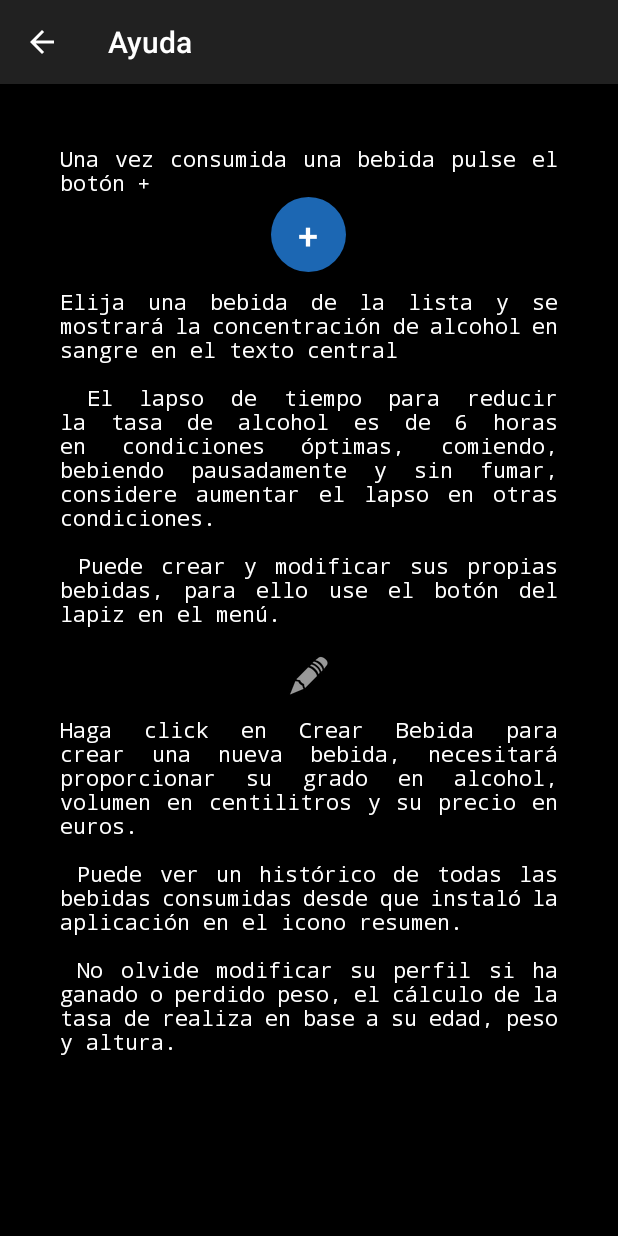
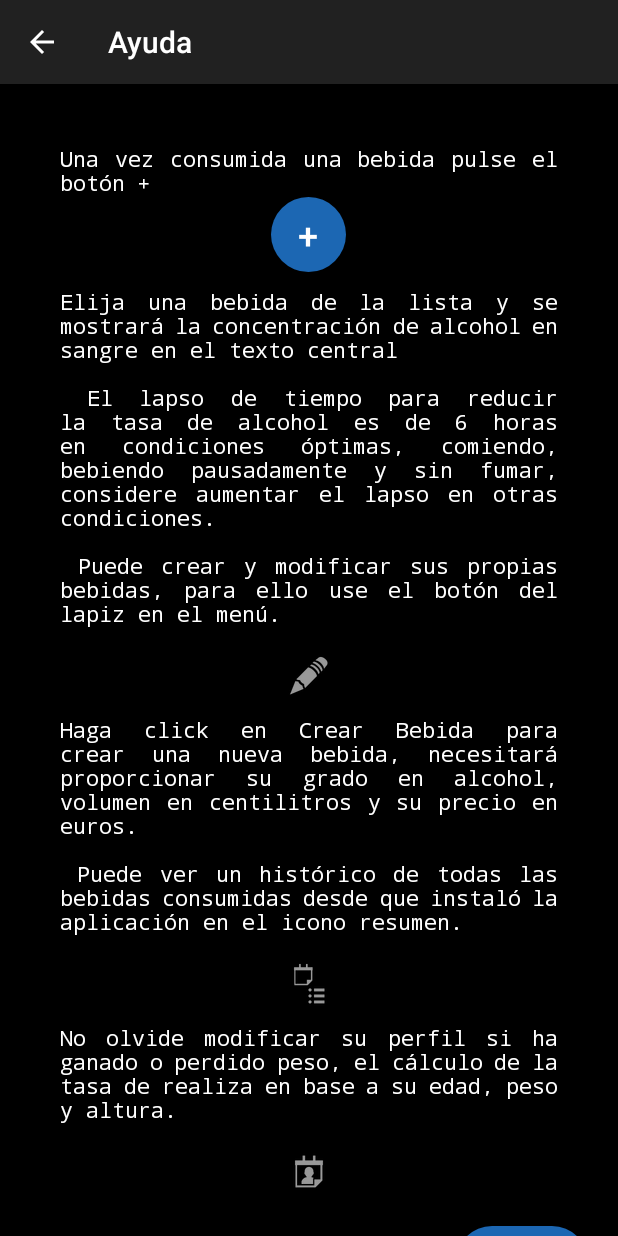
Before and after one commit to Manolek1975/CuentaCopas, an Android app: the screen it shows after launch (Help), in the options menu, after a tap on "Ayuda", on a phone screen of 412 x 824 dp. Run offline under Robolectric (Android 15) with nearby library versions, the phone set to English and light mode, and no system bars.

Commit message:
Help layout

```diff
--- a/app/src/main/java/com/copas/TopMenu.java
+++ b/app/src/main/java/com/copas/TopMenu.java
@@ -27,20 +27,11 @@ public class TopMenu extends AppCompatActivity {
             runHistorico();
             return true;
         }
-        if (id == R.id.menu_help){
+        if (id == R.id.menu_help || id == R.id.icon_menu_help){
             runHelp();
             return true;
         }
-        if (id == R.id.menu_info){
-            runInfo();
-            return true;
-        }
         return super.onOptionsItemSelected(option);
-    }
-
-    private void runInfo() {
-        Intent i =  new Intent(context, Info.class);
-        context.startActivity(i);
     }
 
     private void runHistorico() {
--- a/app/src/main/res/layout/help.xml
+++ b/app/src/main/res/layout/help.xml
@@ -6,9 +6,13 @@
     android:layout_height="match_parent"
     android:background="@color/black" >
 
+    <ScrollView
+        android:layout_width="match_parent"
+        android:layout_height="match_parent">
+
         <LinearLayout
             android:layout_width="match_parent"
-        android:layout_height="match_parent"
+            android:layout_height="wrap_content"
             android:orientation="vertical">
 
             <TextView
@@ -27,7 +31,6 @@
                 android:layout_width="50dp"
                 android:layout_height="50dp"
                 android:layout_gravity="center_horizontal"
-
                 android:background="@drawable/roundedbutton"
                 android:onClick="addBebida"
                 android:text="@string/addButton"
@@ -50,8 +53,9 @@
                 android:id="@+id/imageView"
                 android:layout_width="match_parent"
                 android:layout_height="wrap_content"
-            app:srcCompat="@android:drawable/ic_menu_edit"
-            android:contentDescription="@string/help" />
+                android:layout_gravity="top"
+                android:contentDescription="@string/help2"
+                app:srcCompat="@android:drawable/ic_menu_edit" />
 
             <TextView
                 android:id="@+id/textView3"
@@ -64,6 +68,48 @@
                 android:textColor="@color/white"
                 android:typeface="monospace" />
 
+            <ImageView
+                android:id="@+id/imageView2"
+                android:layout_width="match_parent"
+                android:layout_height="wrap_content"
+                app:srcCompat="@android:drawable/ic_menu_agenda"
+                android:contentDescription="@string/help3" />
+
+            <TextView
+                android:id="@+id/textView4"
+                android:layout_width="match_parent"
+                android:layout_height="wrap_content"
+                android:layout_marginHorizontal="40dp"
+                android:layout_marginTop="10dp"
+                android:justificationMode="inter_word"
+                android:text="@string/help4"
+                android:textColor="@color/white"
+                android:typeface="monospace" />
+
+            <ImageView
+                android:id="@+id/imageView3"
+                android:layout_width="match_parent"
+                android:layout_height="wrap_content"
+                app:srcCompat="@android:drawable/ic_menu_my_calendar"
+                android:contentDescription="@string/help4" />
+
+            <Button
+                android:id="@+id/infoBtn"
+                android:layout_width="wrap_content"
+                android:layout_height="match_parent"
+                android:layout_gravity="end"
+                android:layout_margin="20dp"
+                android:background="@drawable/roundedbutton"
+                android:onClick="runInfo"
+                android:text="@string/version"
+                android:textAllCaps="false"
+                android:textColor="@color/white"
+                android:textSize="24sp"
+                tools:ignore="TextContrastCheck" />
 
         </LinearLayout>
+    </ScrollView>
+
+
+
 </androidx.constraintlayout.widget.ConstraintLayout>
--- a/app/src/main/res/menu/menu.xml
+++ b/app/src/main/res/menu/menu.xml
@@ -15,10 +15,6 @@
 
     <item android:id="@+id/menu_help"
         android:title="@string/menu_help" />
-
-    <item android:id="@+id/menu_info"
-        android:title="@string/menu_info" />
-
 
     <item
         android:id="@+id/icon_menu_perfil"
@@ -41,4 +37,11 @@
         android:icon="@android:drawable/ic_menu_agenda"
         tools:ignore="AlwaysShowAction" />
 
+    <item
+        android:id="@+id/icon_menu_help"
+        android:title="@string/menu_help"
+        app:showAsAction="always"
+        android:icon="@android:drawable/ic_menu_help"
+        tools:ignore="AlwaysShowAction" />
+
 </menu>
--- a/app/src/main/res/values/strings.xml
+++ b/app/src/main/res/values/strings.xml
@@ -1,5 +1,6 @@
 <resources>
     <string name="app_name">Cuenta Copas</string>
+    <string name="app_menu">Tasa</string>
     <string name="addButton">+</string>
     <string name="dialog_title">No existe Perfil</string>
     <string name="dialog_message">Debes crear primero un perfil, necesitamos tu peso y altura
@@ -49,10 +50,13 @@
 
     <string name="todo">TODO</string>
 
-    <string name="info">Cálculo aproximado de la tasa de alcoholemia. Control de gasto\n\n +
-                        Buzón de sugerencias: cuentacopas2023@gmail.com\n\n +
-                        Versión 1.0\n +
-                        Manuel Domínguez 2023\n</string>
+    <string name="info">
+Cálculo aproximado de la tasa de alcoholemia. Control de gasto.\n\n
+Buzón de sugerencias: cuentacopas2023@gmail.com\n\n
+Versión 1.0.1\n
+PHPTRONIC\n
+Manuel Domínguez 2023\n
+    </string>
 
     <string name="help">Una vez consumida una bebida pulse el botón +</string>
 
@@ -64,9 +68,14 @@ Puede crear y modificar sus propias bebidas, para ello use el botón del lapiz e
 
     <string name="help3">
 Haga click en Crear Bebida para crear una nueva bebida, necesitará proporcionar su grado en alcohol, volumen en centilitros y su precio en euros.\n\n
-Puede ver un histórico de todas las bebidas consumidas desde que instaló la aplicación en el icono resumen.\n\n
-No olvide modificar su perfil si ha ganado o perdido peso, el cálculo de la tasa de realiza en base a su edad, peso y altura.
+Puede ver un histórico de todas las bebidas consumidas desde que instaló la aplicación en el icono resumen.\n
     </string>
+
+    <string name="help4">
+No olvide modificar su perfil si ha ganado o perdido peso, el cálculo de la tasa de realiza en base a su edad, peso y altura.\n
+    </string>
+
+    <string name="version">versión</string>
 
     <string name="cerveza">cerveza</string>
     <string name="vino">vino</string>
```
Also changed, not shown: app/src/main/AndroidManifest.xml (+1 -6 lines), app/src/main/java/com/copas/Help.java (+18 -0 lines), app/src/main/java/com/copas/Info.java (deleted, +0 -25 lines), app/src/main/res/layout/info.xml (deleted, +0 -7 lines), 1 other file. Lines whose indentation alone changed are shown as unchanged.
